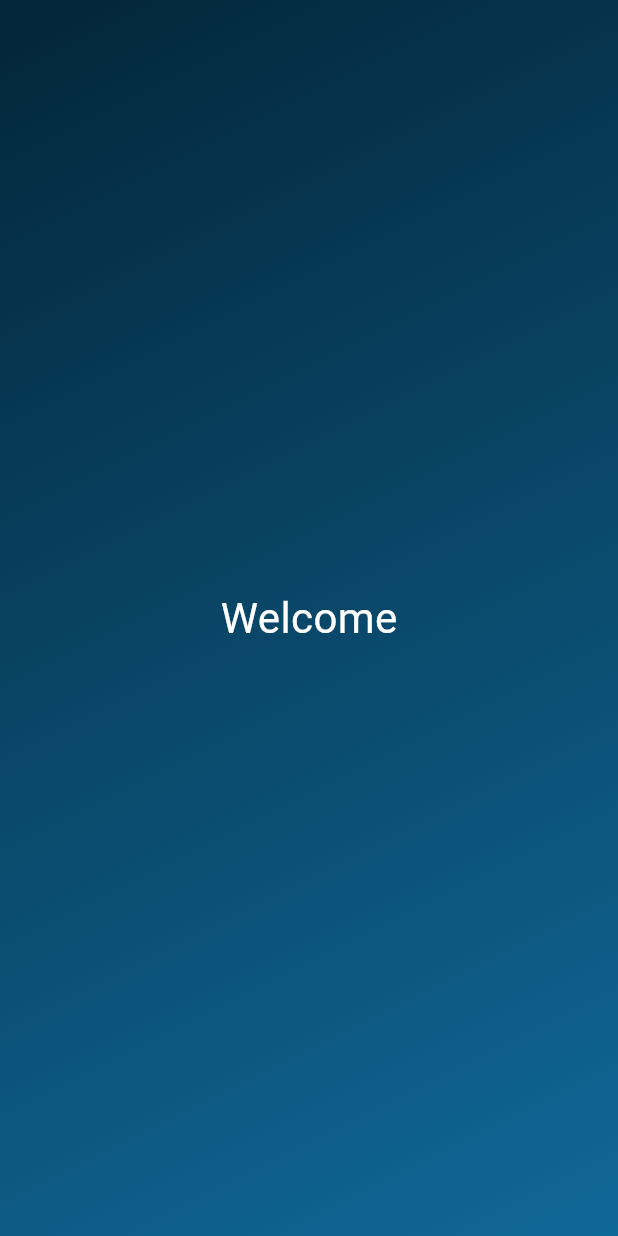
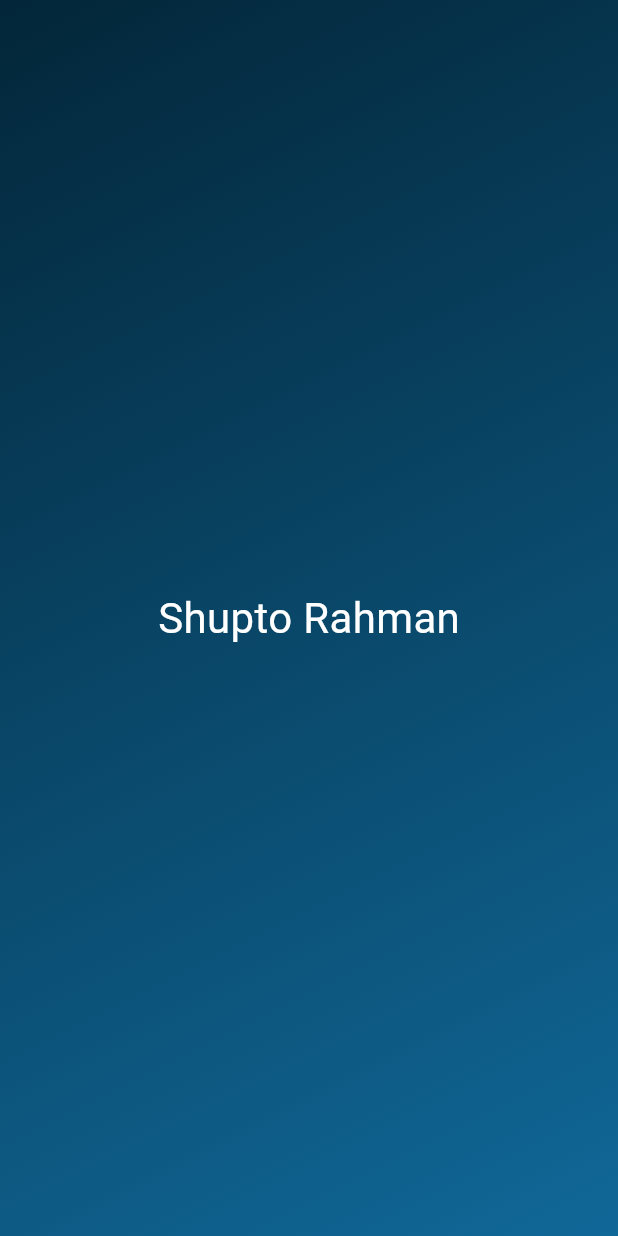
Before and after one commit to shuptorahman/first_app, a Flutter app: the screen it shows after launch, on a phone screen of 412 x 824 dp. Run offline on Flutter 3.47's test engine with Material 3 defaults, Android fonts, the phone set to English and light mode, and no system bars.

Commit message:
dynamic custom widget created,User can use custom color to gradientWidget,Can use dynamic text to textStyle Widget

```diff
--- a/lib/gradient_container.dart
+++ b/lib/gradient_container.dart
@@ -1,16 +1,20 @@
 import 'package:flutter/material.dart';
 import 'package:first_app/styled_text.dart';
 
-var alignmentTop = Alignment.topLeft;
-var alignmentBottom =
-    Alignment.bottomRight;
+const alignmentTop = Alignment.topLeft;
+const alignmentBottom = Alignment.bottomRight;
 
 //creating custom widget.*custom widget nothing but a bunch of widgets
 //that are grouped together to create a new widget.
 
-class GradientContainer
-    extends StatelessWidget {
-  const GradientContainer({super.key});
+class GradientContainer extends StatelessWidget {
+  const GradientContainer(
+    this.firstColor,
+    this.secondColor, {
+    super.key,
+  });
+  final Color firstColor;
+  final Color secondColor;
   @override
   Widget build(context) {
     return Container(
@@ -18,24 +22,11 @@ class GradientContainer
         gradient: LinearGradient(
           begin: alignmentTop,
           end: alignmentBottom,
-          colors: [
-            Color.fromARGB(
-              255,
-              3,
-              38,
-              57,
-            ),
-            Color.fromARGB(
-              255,
-              16,
-              104,
-              152,
-            ),
-          ],
+          colors: [firstColor, secondColor],
         ),
       ),
       child: Center(
-        child: StyledText(),
+        child: StyledText('Shupto Rahman'),
       ),
     );
   }
--- a/lib/main.dart
+++ b/lib/main.dart
@@ -3,9 +3,12 @@ import 'package:first_app/gradient_container.dart';
 
 void main() {
   runApp(
-    const MaterialApp(
+    MaterialApp(
       home: Scaffold(
-        body: GradientContainer(),
+        body: GradientContainer(
+          Color.fromARGB(255, 3, 38, 57),
+          Color.fromARGB(255, 16, 104, 152),
+        ),
       ),
     ),
   );
--- a/lib/styled_text.dart
+++ b/lib/styled_text.dart
@@ -1,14 +1,14 @@
 import 'package:flutter/material.dart';
 
 //styling text
-class StyledText
-    extends StatelessWidget {
-  const StyledText({super.key});
+class StyledText extends StatelessWidget {
+  const StyledText(this.text, {super.key});
+  final String text;
   @override
   Widget build(context) {
-    return const Text(
-      'Welcome',
-      style: TextStyle(
+    return Text(
+      text,
+      style: const TextStyle(
         color: Colors.white,
         fontSize: 28,
       ),
```
